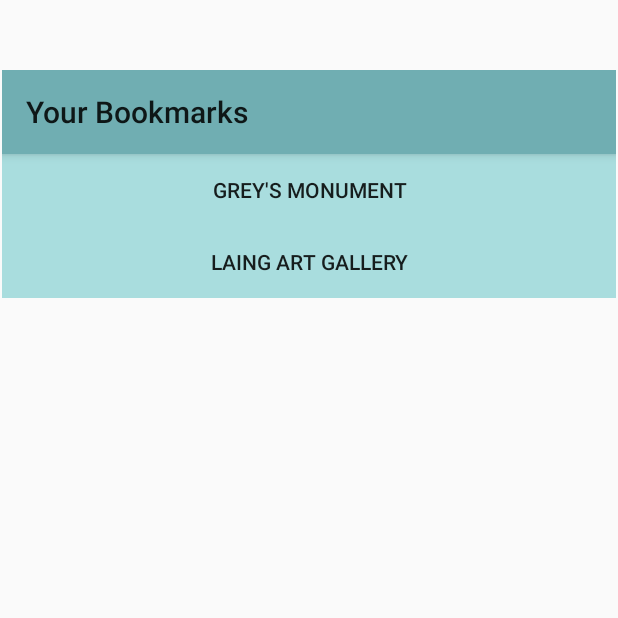
After one commit to Doshy36/Team-19, an Android app: the Bookmarks screen opened directly, with no data from a screen before it, on a phone screen of 412 x 824 dp, the top half of it. The commit adds this screen. Run offline under Robolectric (Android 15) with nearby library versions, the phone set to English and light mode, and no system bars.

Commit message:
Started bookmarks page.

```diff
--- a/Frontend/app/build.gradle
+++ b/Frontend/app/build.gradle
@@ -23,6 +23,9 @@
     implementation 'androidx.appcompat:appcompat:1.1.0'
     implementation 'androidx.constraintlayout:constraintlayout:1.1.3'
     implementation 'com.google.android.gms:play-services-maps:17.0.0'
+    implementation 'com.google.android.material:material:1.0.0'
+    implementation 'androidx.navigation:navigation-fragment:2.0.0'
+    implementation 'androidx.navigation:navigation-ui:2.0.0'
     testImplementation 'junit:junit:4.12'
     androidTestImplementation 'androidx.test.ext:junit:1.1.1'
     androidTestImplementation 'androidx.test.espresso:espresso-core:3.2.0'
--- a/Frontend/app/src/main/AndroidManifest.xml
+++ b/Frontend/app/src/main/AndroidManifest.xml
@@ -17,7 +17,8 @@
         android:supportsRtl="true"
         android:theme="@style/AppTheme"
         tools:ignore="GoogleAppIndexingWarning">
-        <activity android:name=".LocationInformation"></activity>
+        <activity android:name=".Bookmarks"></activity>
+        <activity android:name=".LocationInformation" />
         <!--
              The API key for Google Maps-based APIs is defined as a string resource.
              (See the file "res/values/google_maps_api.xml").
--- /dev/null
+++ b/Frontend/app/src/main/java/com/example/discovernorthumberland/Bookmarks.java
@@ -0,0 +1,15 @@
+package com.example.discovernorthumberland;
+
+import androidx.appcompat.app.AppCompatActivity;
+
+import android.os.Bundle;
+import android.widget.Toolbar;
+
+public class Bookmarks extends AppCompatActivity {
+
+    @Override
+    protected void onCreate(Bundle savedInstanceState) {
+        super.onCreate(savedInstanceState);
+        setContentView(R.layout.activity_bookmarks);
+    }
+}
--- /dev/null
+++ b/Frontend/app/src/main/res/drawable/custom_button.xml
@@ -0,0 +1,4 @@
+<?xml version="1.0" encoding="utf-8"?>
+<shape xmlns:android="http://schemas.android.com/apk/res/android">
+    <solid android:color="#a9ddde"></solid>
+</shape>
--- /dev/null
+++ b/Frontend/app/src/main/res/layout/activity_bookmarks.xml
@@ -0,0 +1,56 @@
+<?xml version="1.0" encoding="utf-8"?>
+<androidx.constraintlayout.widget.ConstraintLayout xmlns:android="http://schemas.android.com/apk/res/android"
+    xmlns:app="http://schemas.android.com/apk/res-auto"
+    xmlns:tools="http://schemas.android.com/tools"
+    android:layout_width="match_parent"
+    android:layout_height="match_parent"
+    tools:context=".Bookmarks">
+
+    <LinearLayout
+        android:layout_width="409dp"
+        android:layout_height="729dp"
+        android:layout_marginBottom="1dp"
+        android:orientation="vertical"
+        app:layout_constraintBottom_toBottomOf="parent"
+        app:layout_constraintEnd_toEndOf="parent"
+        app:layout_constraintStart_toStartOf="parent"
+        app:layout_constraintTop_toTopOf="parent">
+
+        <androidx.appcompat.widget.Toolbar
+            android:id="@+id/toolbar"
+            android:layout_width="match_parent"
+            android:layout_height="wrap_content"
+            android:background="#70AEB2"
+            android:elevation="4dp"
+            android:minHeight="?attr/actionBarSize"
+            android:theme="?attr/actionBarTheme"
+            app:title="Your Bookmarks" />
+
+        <ScrollView
+            android:layout_width="match_parent"
+            android:layout_height="match_parent">
+
+            <LinearLayout
+                android:id="@+id/layout"
+                android:layout_width="match_parent"
+                android:layout_height="wrap_content"
+                android:orientation="vertical">
+
+                <Button
+                    android:id="@+id/greysButton"
+                    android:layout_width="match_parent"
+                    android:layout_height="wrap_content"
+                    android:text="Grey's Monument"
+                    android:background="@drawable/custom_button"/>
+
+                <Button
+                    android:id="@+id/laingButton"
+                    android:layout_width="match_parent"
+                    android:layout_height="wrap_content"
+                    android:text="Laing Art Gallery"
+                    android:background="@drawable/custom_button"/>
+            </LinearLayout>
+        </ScrollView>
+
+    </LinearLayout>
+</androidx.constraintlayout.widget.ConstraintLayout>
--- a/Frontend/app/src/main/res/layout/activity_main.xml
+++ b/Frontend/app/src/main/res/layout/activity_main.xml
@@ -54,6 +54,12 @@
                     android:layout_height="100dp"
                     android:text="Cuisine" />
 
+                <Button
+                    android:id="@+id/bookmarksButton"
+                    android:layout_width="match_parent"
+                    android:layout_height="wrap_content"
+                    android:text="@string/title_activity_bookmarks" />
+
             </LinearLayout>
         </ScrollView>
     </LinearLayout>
--- /dev/null
+++ b/Frontend/app/src/main/res/values/dimens.xml
@@ -0,0 +1,3 @@
+<resources>
+    <dimen name="fab_margin">16dp</dimen>
+</resources>
```
Also changed, not shown: Frontend/app/src/main/java/com/example/discovernorthumberland/MainActivity.java (+15 -2 lines), Frontend/app/src/main/res/navigation/nav_graph.xml (added, +28 -0 lines), Frontend/app/src/main/res/values/strings.xml (+9 -0 lines), Frontend/app/src/main/res/values/styles.xml (+9 -0 lines).
